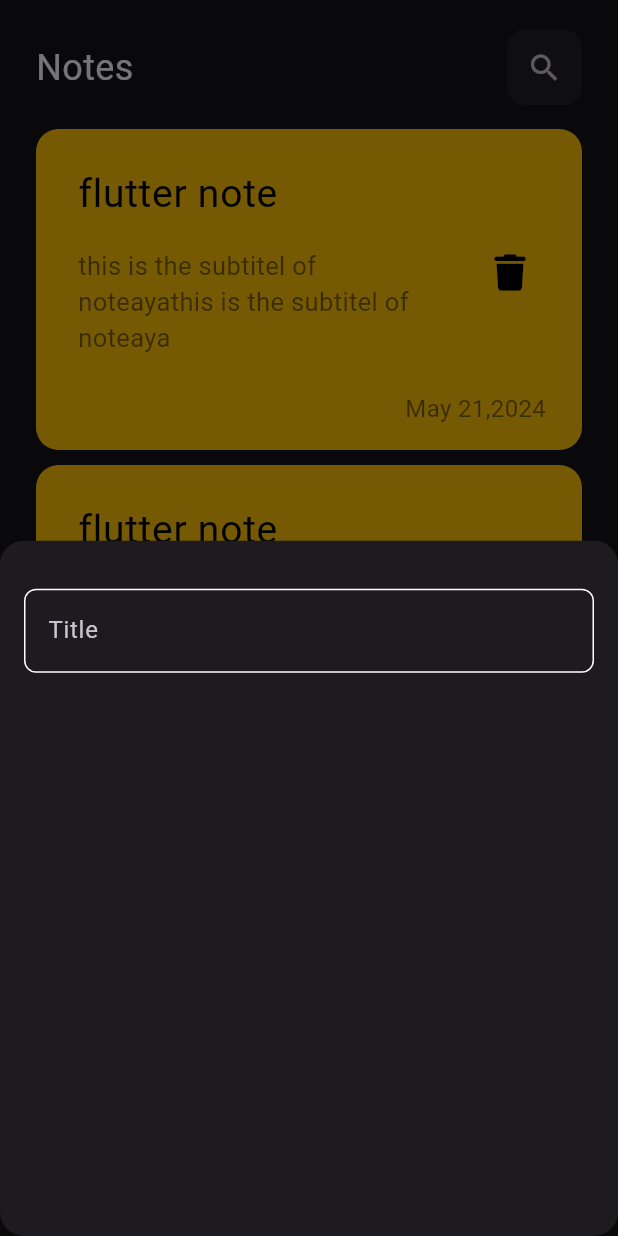
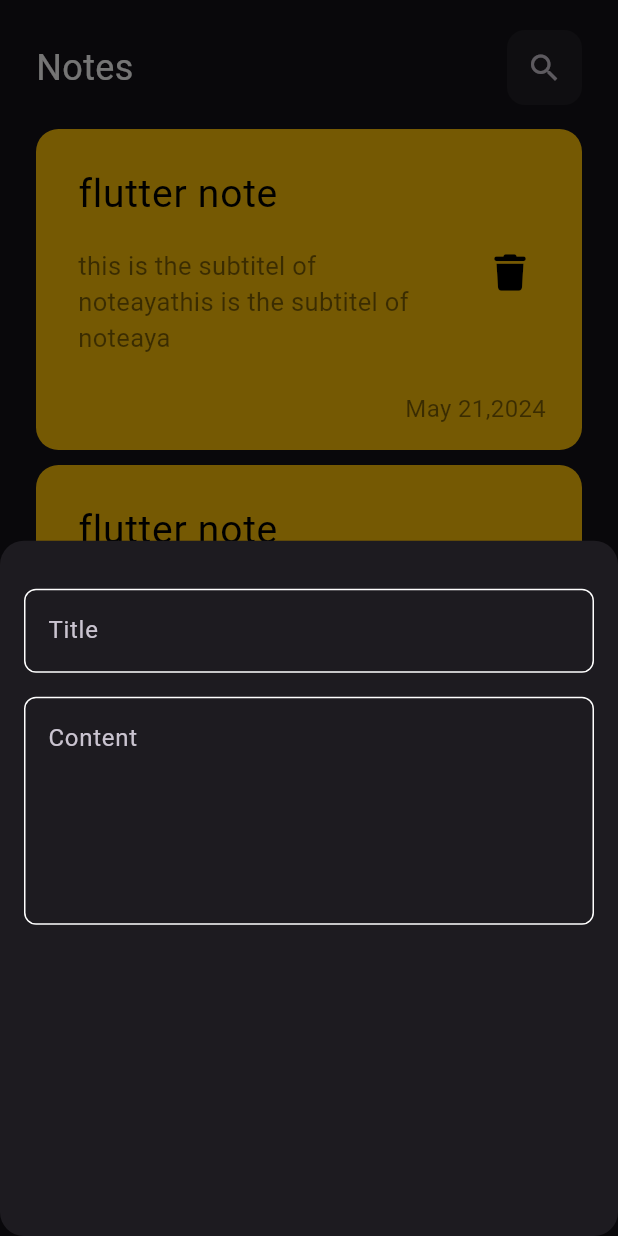
Before and after one commit to mowalid28/noteapp, a Flutter app: the screen it shows after launch, after a tap on the "add" icon, on a phone screen of 412 x 824 dp. Run offline on Flutter 3.47's test engine with Material 3 defaults, Android fonts, the phone set to English and light mode, and no system bars; our stand-ins replace font_awesome_flutter; Roboto replaces fonts that are missing (assets/fonts/Poppins-Regular.ttf).

Commit message:
add fields to notes bottom sheet

```diff
--- a/lib/widgets/add_note_bottom_sheet.dart
+++ b/lib/widgets/add_note_bottom_sheet.dart
@@ -9,11 +9,20 @@ class addNoteBottomSheet extends StatelessWidget {
     return Padding(
       padding: const EdgeInsets.symmetric(horizontal: 16.0),
       child: Column(
-        children: [
+        children: const [
           SizedBox(
             height: 32,
           ),
-          CustomTextField(),
+          CustomTextField(
+            hint: 'Title',
+          ),
+          SizedBox(
+            height: 16,
+          ),
+          CustomTextField(
+            hint: 'Content',
+            maxLines: 5,
+          ),
         ],
       ),
     );
--- a/lib/widgets/custom_text_field.dart
+++ b/lib/widgets/custom_text_field.dart
@@ -2,14 +2,16 @@ import 'package:flutter/material.dart';
 import 'package:noteapp/constant.dart';
 
 class CustomTextField extends StatelessWidget {
-  const CustomTextField({super.key});
-
+  const CustomTextField({super.key, required this.hint, this.maxLines = 1});
+  final String hint;
+  final int maxLines;
   @override
   Widget build(BuildContext context) {
     return TextField(
       cursorColor: Kprimarycolor,
+      maxLines: maxLines,
       decoration: InputDecoration(
-        hintText: 'Title',
+        hintText: hint,
         border: buildborder(),
         enabledBorder: buildborder(),
         focusedBorder: buildborder(Kprimarycolor),
```
